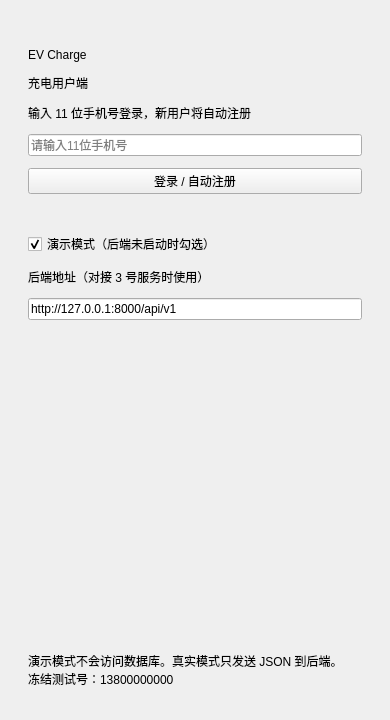
Before: the Qt Designer form clients/user-qt/loginpage.ui in BIT26FallMiniSemester/MapForECarCharger, drawn with Qt 5.
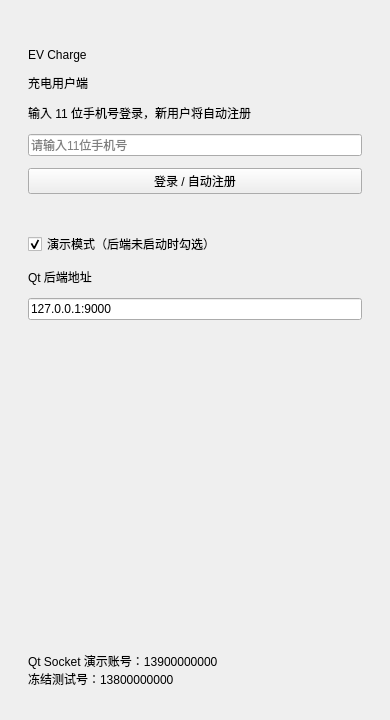
After: the same form once the commit is applied.

```diff
--- a/clients/user-qt/loginpage.ui
+++ b/clients/user-qt/loginpage.ui
@@ -96,14 +96,14 @@
    <item>
     <widget class="QLabel" name="apiHintLabel">
      <property name="text">
-      <string>后端地址（对接 3 号服务时使用）</string>
+      <string>Qt 后端地址</string>
      </property>
     </widget>
    </item>
    <item>
     <widget class="QLineEdit" name="apiEdit">
      <property name="text">
-      <string>http://127.0.0.1:8000/api/v1</string>
+      <string>127.0.0.1:9000</string>
      </property>
     </widget>
    </item>
@@ -123,7 +123,7 @@
    <item>
     <widget class="QLabel" name="hintLabel">
      <property name="text">
-      <string>演示模式不会访问数据库。真实模式只发送 JSON 到后端。
+      <string>Qt Socket 演示账号：13900000000
 冻结测试号：13800000000</string>
      </property>
      <property name="wordWrap">
```
